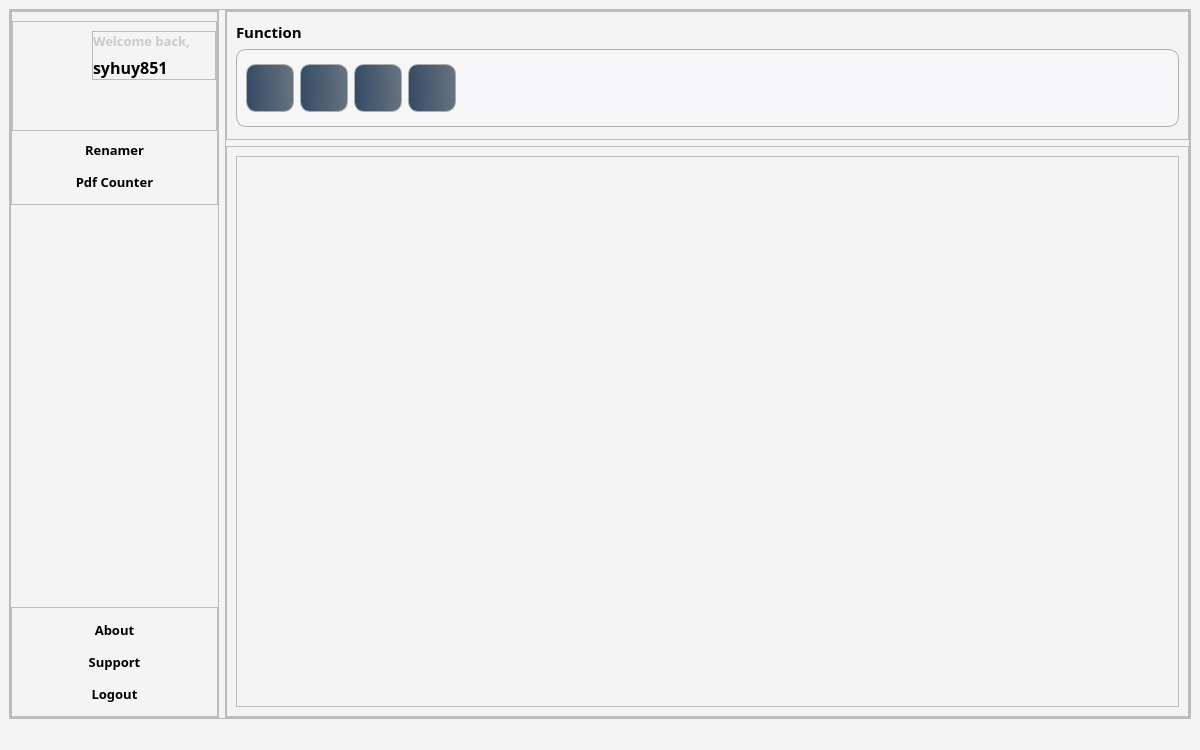
Qt form App-ver2.ui (hohuy852/rename) before a commit.
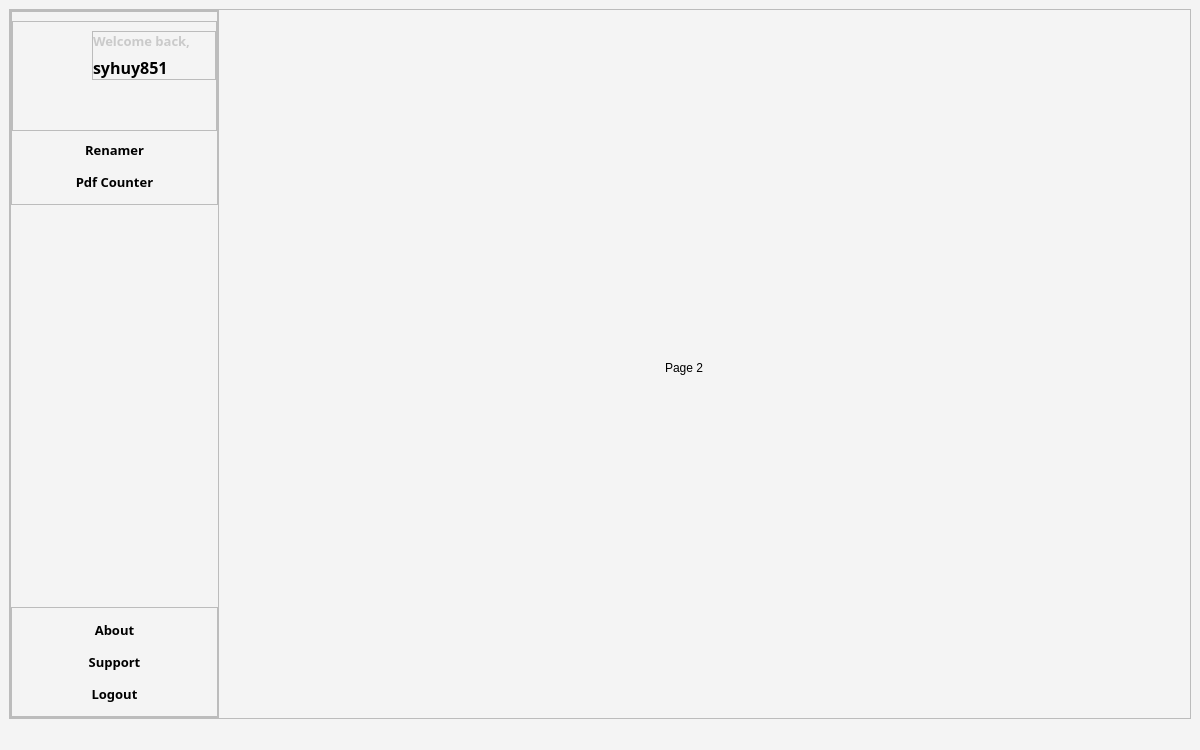
The same form after that commit. The open tabs and pages were chosen to show the change. Icons and pictures are not drawn.

Patch:
```diff
--- a/App-ver2.ui
+++ b/App-ver2.ui
@@ -372,13 +372,8 @@
         </widget>
        </item>
        <item>
-        <widget class="QFrame" name="main_2">
-         <property name="frameShape">
-          <enum>QFrame::StyledPanel</enum>
-         </property>
-         <property name="frameShadow">
-          <enum>QFrame::Raised</enum>
-         </property>
+        <widget class="QStackedWidget" name="main_2">
+         <widget class="QWidget" name="main_2Page1_2" native="true">
          <layout class="QVBoxLayout" name="verticalLayout_4">
           <property name="leftMargin">
            <number>0</number>
@@ -675,6 +670,22 @@
            </widget>
           </item>
          </layout>
+         </widget>
+         <widget class="QWidget" name="page">
+          <widget class="QLabel" name="label_4">
+           <property name="geometry">
+            <rect>
+             <x>440</x>
+             <y>350</y>
+             <width>49</width>
+             <height>16</height>
+            </rect>
+           </property>
+           <property name="text">
+            <string>Page 2</string>
+           </property>
+          </widget>
+         </widget>
         </widget>
        </item>
       </layout>
```
Lines whose indentation alone changed are shown as unchanged.
